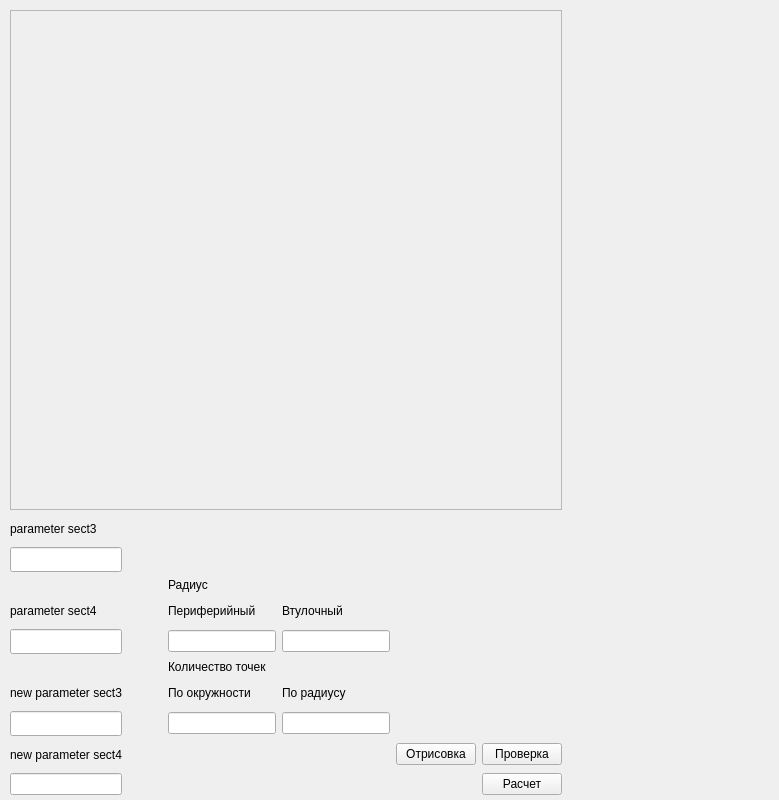
Qt form ui/theta_window.ui (borodarussia/defineParameterFieldAfterFluent) before a commit.
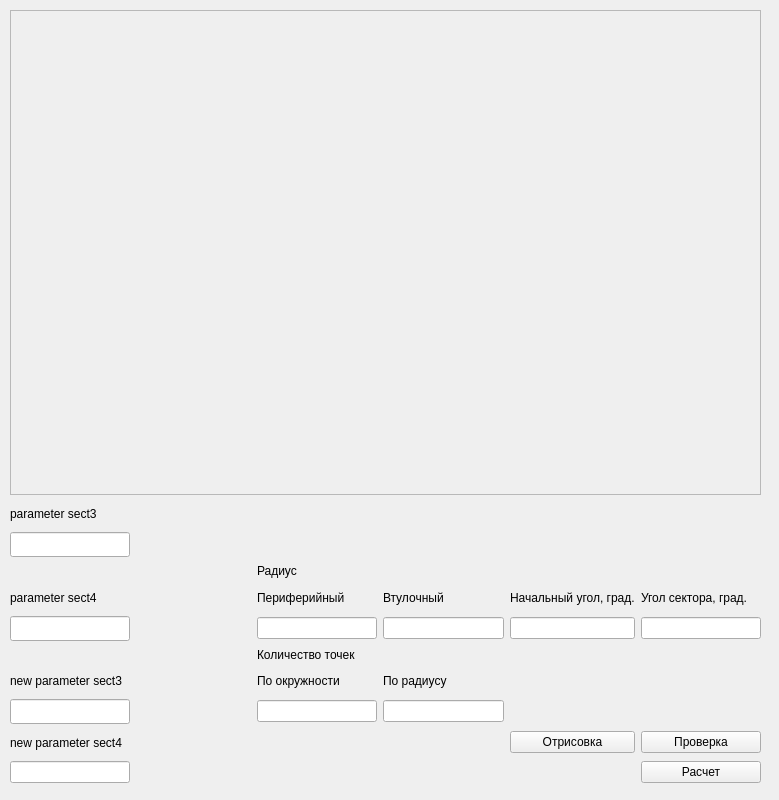
The same form after that commit.

The edit to the form file:
```diff
--- a/ui/theta_window.ui
+++ b/ui/theta_window.ui
@@ -30,16 +30,19 @@
     <rect>
      <x>10</x>
      <y>10</y>
-     <width>761</width>
-     <height>788</height>
+     <width>751</width>
+     <height>773</height>
     </rect>
    </property>
    <layout class="QGridLayout" name="gridLayout" rowstretch="0,0">
     <property name="sizeConstraint">
-     <enum>QLayout::SetFixedSize</enum>
+     <enum>QLayout::SetMinAndMaxSize</enum>
     </property>
     <item row="1" column="0">
      <layout class="QGridLayout" name="gridLayout_2">
+      <property name="sizeConstraint">
+       <enum>QLayout::SetMinAndMaxSize</enum>
+      </property>
       <item row="8" column="2">
        <widget class="QLineEdit" name="numPtsTheta"/>
       </item>
@@ -307,6 +310,30 @@
         </property>
        </widget>
       </item>
+      <item row="3" column="4">
+       <widget class="QLabel" name="label_11">
+        <property name="text">
+         <string>Начальный угол, град.</string>
+        </property>
+       </widget>
+      </item>
+      <item row="3" column="5">
+       <widget class="QLabel" name="label_12">
+        <property name="text">
+         <string>Угол сектора, град.</string>
+        </property>
+       </widget>
+      </item>
+      <item row="4" column="4">
+       <widget class="QLineEdit" name="startAngle"/>
+      </item>
+      <item row="4" column="5">
+       <widget class="QLineEdit" name="sectorAngle">
+        <property name="text">
+         <string/>
+        </property>
+       </widget>
+      </item>
      </layout>
     </item>
     <item row="0" column="0">
@@ -314,13 +341,13 @@
       <property name="minimumSize">
        <size>
         <width>0</width>
-        <height>500</height>
+        <height>485</height>
        </size>
       </property>
       <property name="maximumSize">
        <size>
         <width>16777215</width>
-        <height>500</height>
+        <height>485</height>
        </size>
       </property>
       <property name="frameShape">
```
